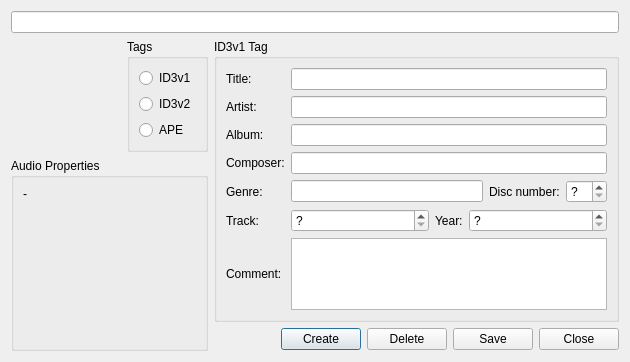
Qt form src/plugins/Input/mad/detailsdialog.ui (ksv1986/qmmp-staging) before a commit.
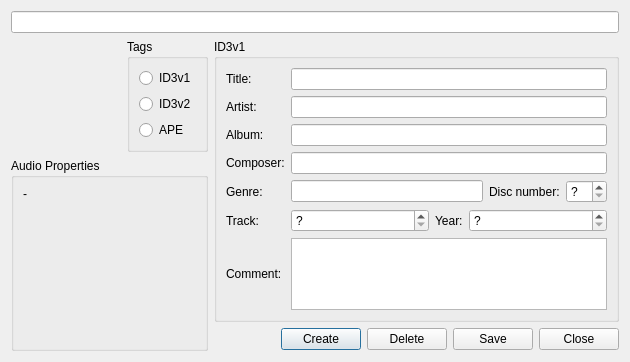
The same form after that commit. Custom widgets are drawn as their Qt base class.

```diff
--- a/src/plugins/Input/mad/detailsdialog.ui
+++ b/src/plugins/Input/mad/detailsdialog.ui
@@ -76,7 +76,7 @@
    <item row="1" column="2" rowspan="2" colspan="5">
     <widget class="QGroupBox" name="tagGroupBox">
      <property name="title">
-      <string>ID3v1 Tag</string>
+      <string>ID3v1</string>
      </property>
      <layout class="QGridLayout" name="gridLayout_2">
       <item row="0" column="0">
```
